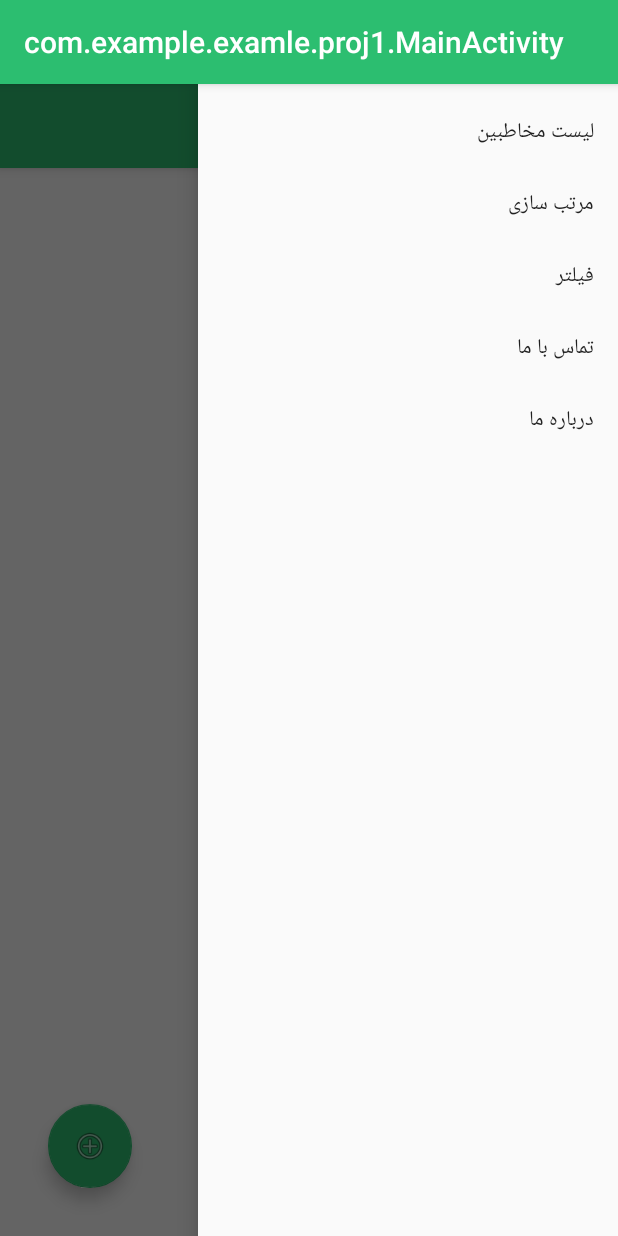
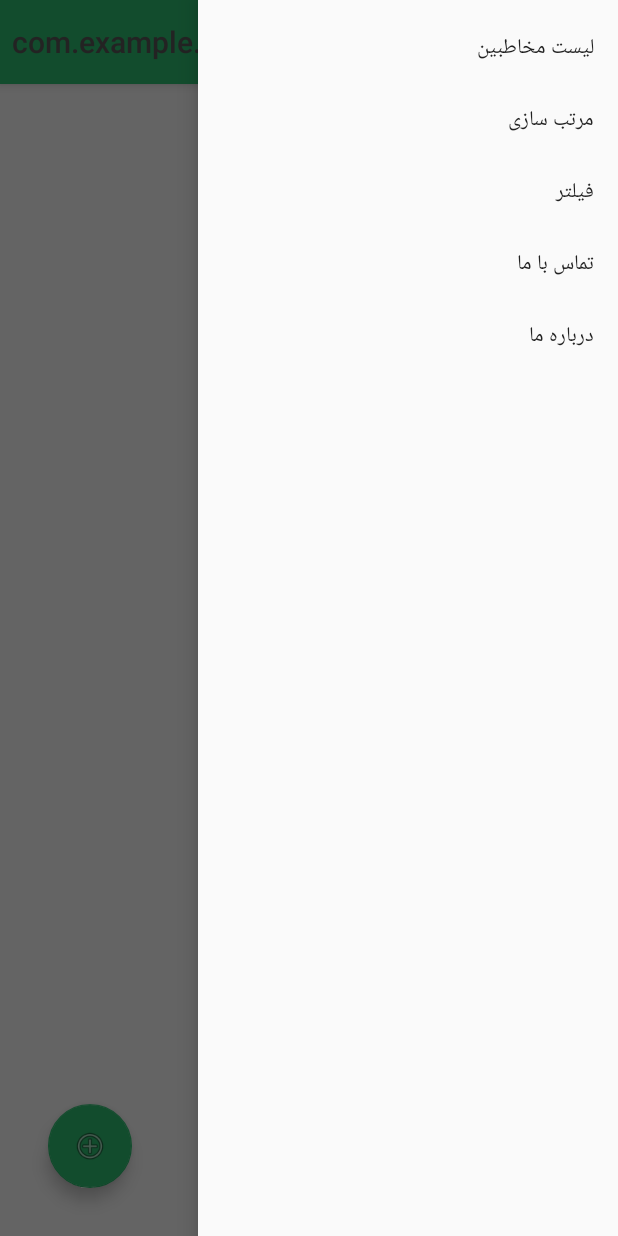
Before and after one commit to horpog/proj1, an Android app: the screen it shows after launch (MainActivity), with the side drawer open, on a phone screen of 412 x 824 dp. Run offline under Robolectric (Android 15) with nearby library versions, the phone set to English and light mode, and no system bars.

Commit message:
first page

```diff
--- a/app/build.gradle
+++ b/app/build.gradle
@@ -28,5 +28,4 @@ dependencies {
     implementation 'com.android.support:design:26.1.0'
     implementation 'com.android.support:support-vector-drawable:26.1.0'
     implementation 'com.android.support:cardview-v7:26.1.0'
-
 }
--- a/app/src/main/java/com/example/examle/proj1/Domain/Event.java
+++ b/app/src/main/java/com/example/examle/proj1/Domain/Event.java
@@ -8,7 +8,7 @@ public class Event {
     private int userID;
     private String title;
     private String description;
-    private int state;
+    private enum state {close, open}
     private Time reminderTime;
     private Date reminderDate;
     private Time reminderTimeRepeat;
--- /dev/null
+++ b/app/src/main/java/com/example/examle/proj1/FakeData.java
@@ -0,0 +1,20 @@
+package com.example.examle.proj1;
+
+import com.example.examle.proj1.Domain.Event;
+
+import java.util.ArrayList;
+import java.util.List;
+
+public class FakeData {
+    public static List<Event> events = new ArrayList<>();
+    public static List getEvents(){
+        for (int i = 0; i<20 ; i++){
+            Event event = new Event();
+            event.setId(1);
+            event.setTitle("عنوان شماره"+i);
+            event.setDescription("توضیات شماره "+i);
+            events.add(event);
+        }
+        return events;
+    }
+}
--- a/app/src/main/java/com/example/examle/proj1/MainActivity.java
+++ b/app/src/main/java/com/example/examle/proj1/MainActivity.java
@@ -1,7 +1,14 @@
 package com.example.examle.proj1;
 
+import android.support.v4.content.ContextCompat;
+import android.support.v4.widget.DrawerLayout;
+import android.support.v7.app.ActionBar;
+import android.support.v7.app.ActionBarDrawerToggle;
 import android.support.v7.app.AppCompatActivity;
 import android.os.Bundle;
+import android.support.v7.widget.LinearLayoutManager;
+import android.support.v7.widget.RecyclerView;
+import android.support.v7.widget.Toolbar;
 
 public class MainActivity extends AppCompatActivity {
 
@@ -9,5 +16,27 @@ public class MainActivity extends AppCompatActivity {
     protected void onCreate(Bundle savedInstanceState) {
         super.onCreate(savedInstanceState);
         setContentView(R.layout.main_activity);
+        setupToolbar();
+        setUpRecyclerView();
+    }
+
+    private void setUpRecyclerView() {
+        RecyclerView recyclerView = (RecyclerView) findViewById(R.id.events_list);
+        EventListRecyclerAdapter recycleAdapter = new EventListRecyclerAdapter(getApplicationContext(), FakeData.getEvents());
+        recyclerView.setLayoutManager(new LinearLayoutManager(getApplicationContext(),LinearLayoutManager.VERTICAL,false));
+        recyclerView.setAdapter(recycleAdapter);
+    }
+    private void setupToolbar() {
+        DrawerLayout drawerLayout = (DrawerLayout)findViewById(R.id.drawer_layout);
+        Toolbar toolbar = (Toolbar)findViewById(R.id.toolbar);
+        toolbar.setTitleTextColor(ContextCompat.getColor(this, R.color.colorAccent));
+        setSupportActionBar(toolbar);
+
+        ActionBar actionBar = getSupportActionBar();
+        actionBar.setDisplayHomeAsUpEnabled(true);
+        actionBar.setHomeButtonEnabled(true);
+        ActionBarDrawerToggle drawerToggle = new ActionBarDrawerToggle(this,drawerLayout,toolbar,0,0);
+        drawerLayout.addDrawerListener(drawerToggle);
+        drawerToggle.syncState();
     }
 }
--- a/app/src/main/res/layout/main_activity.xml
+++ b/app/src/main/res/layout/main_activity.xml
@@ -36,6 +36,7 @@
                 app:layout_scrollFlags="scroll|enterAlways" />
 
             <android.support.v7.widget.RecyclerView
+                android:id="@+id/events_list"
                 android:layout_width="match_parent"
                 android:layout_height="wrap_content"
                 tools:listitem="@layout/event_liset_item">
--- a/app/src/main/res/values/styles.xml
+++ b/app/src/main/res/values/styles.xml
@@ -6,6 +6,8 @@
         <item name="colorPrimary">@color/colorPrimary</item>
         <item name="colorPrimaryDark">@color/colorPrimaryDark</item>
         <item name="colorAccent">@color/colorAccent</item>
+        <item name="windowActionBar">false</item>
+        <item name="windowNoTitle">true</item>
     </style>
 
 </resources>
```
Also changed, not shown: app/src/main/java/com/example/examle/proj1/EventListRecyclerAdapter.java (+14 -4 lines), app/src/main/res/layout/event_liset_item.xml (+4 -4 lines).
